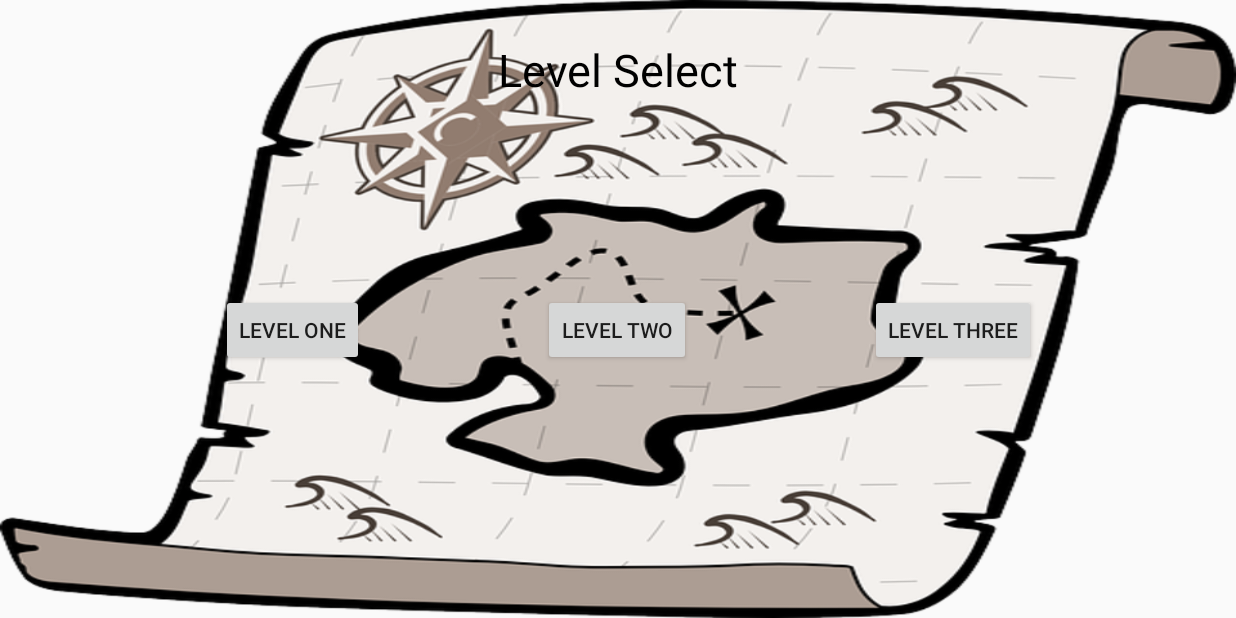
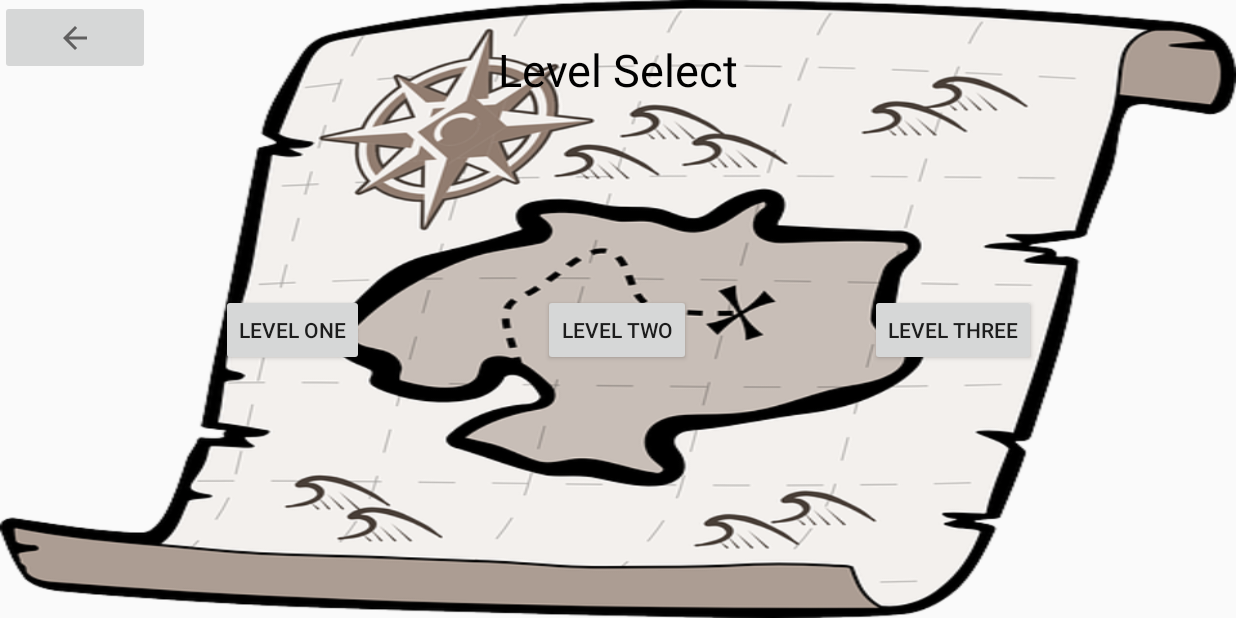
Before and after one commit to DerekMarshall855/CP470_Final_Project, an Android app: the LevelSelect screen opened directly, with no data from a screen before it, on a phone screen of 824 x 412 dp (held sideways). Run offline under Robolectric (Android 15) with nearby library versions, the phone set to English and light mode, and no system bars.

```diff
--- a/app/src/main/java/com/example/cp470_final_project/GameControlsFragment.java
+++ b/app/src/main/java/com/example/cp470_final_project/GameControlsFragment.java
@@ -95,11 +95,14 @@ public class GameControlsFragment extends Fragment {
     public void onViewCreated(@NonNull View view, @Nullable Bundle savedInstanceState) {
         super.onViewCreated(view, savedInstanceState);
         Bundle bundle;
+        /*
         if (this == null) {
             bundle = getActivity().getIntent().getExtras();
         }else{
             bundle = this.getArguments();
         }
+         */
+        bundle = getActivity().getIntent().getExtras();
 
         final int level = bundle.getInt("Level");
 
--- a/app/src/main/java/com/example/cp470_final_project/LevelSelect.java
+++ b/app/src/main/java/com/example/cp470_final_project/LevelSelect.java
@@ -8,6 +8,7 @@ import android.os.Handler;
 import android.os.Looper;
 import android.view.View;
 import android.widget.Button;
+import android.widget.ImageButton;
 import android.widget.ProgressBar;
 
 public class LevelSelect extends AppCompatActivity {
@@ -29,7 +30,6 @@ public class LevelSelect extends AppCompatActivity {
         level_1.setOnClickListener(new View.OnClickListener() {
             @Override
             public void onClick(View v) {
-                //TODO Pass level (1, 2, 3) to GameActivity
                 chosenLevel = 1;
                 Intent intent = new Intent(LevelSelect.this, GameActivity.class);
                 intent.putExtra("Level", chosenLevel);
@@ -58,5 +58,13 @@ public class LevelSelect extends AppCompatActivity {
             }
         });
 
+        ImageButton previous = (ImageButton)findViewById(R.id.levelPrevious);
+        previous.setOnClickListener(new View.OnClickListener() {
+            @Override
+            public void onClick(View v) {
+                finish();
+            }
+        });
+
     }
 }
--- a/app/src/main/res/layout/activity_level_select.xml
+++ b/app/src/main/res/layout/activity_level_select.xml
@@ -7,6 +7,19 @@
     android:background="@drawable/treasure_map"
     android:orientation="vertical"
     tools:context=".LevelSelect">
+
+    <ImageButton
+        android:id="@+id/levelPrevious"
+        android:contentDescription="@string/descBack"
+        app:srcCompat="@drawable/ic_baseline_arrow_back_24"
+        android:layout_width="100dp"
+        android:layout_height="50dp"
+        android:layout_marginStart="120dp"
+        android:layout_marginTop="195dp"
+        android:layout_marginEnd="60dp"
+        android:layout_marginBottom="168dp"
+        app:layout_constraintTop_toBottomOf="@android:id/background"
+        app:layout_constraintRight_toLeftOf="@android:id/background"/>
 
     <Button
         android:id="@+id/level_1_button"
@@ -65,4 +78,7 @@
         app:layout_constraintHorizontal_bias="0.508"
         app:layout_constraintStart_toStartOf="parent"
         app:layout_constraintTop_toTopOf="parent" />
+
+
+
 </androidx.constraintlayout.widget.ConstraintLayout>
--- a/app/src/main/res/values/strings.xml
+++ b/app/src/main/res/values/strings.xml
@@ -23,4 +23,10 @@
     <string name="dialogTitle">You beat the level!</string>
     <string name="nextLevel">Next Level</string>
     <string name="returnMain">Return to Menu</string>
+    <string name="instructions">Fill in the blank or select one of the options and press check!\n If you get stuck use one of the hints!</string>
+    <string name="howTo">How to play</string>
+    <string name="descMap">Pirate Map</string>
+    <string name="descBack">Back button</string>
+    <string name="descPirate">Pirate Pete</string>
+
 </resources>
```
Also changed, not shown: app/src/main/java/com/example/cp470_final_project/GameActivity.java (+7 -7 lines), app/src/main/res/layout/activity_game_test.xml (+13 -3 lines), app/src/main/res/layout/activity_help.xml (+5 -2 lines), app/src/main/res/layout/fragment_game_controls.xml (+7 -6 lines), app/src/main/res/values/arrays.xml (+13 -8 lines), 1 other file.
